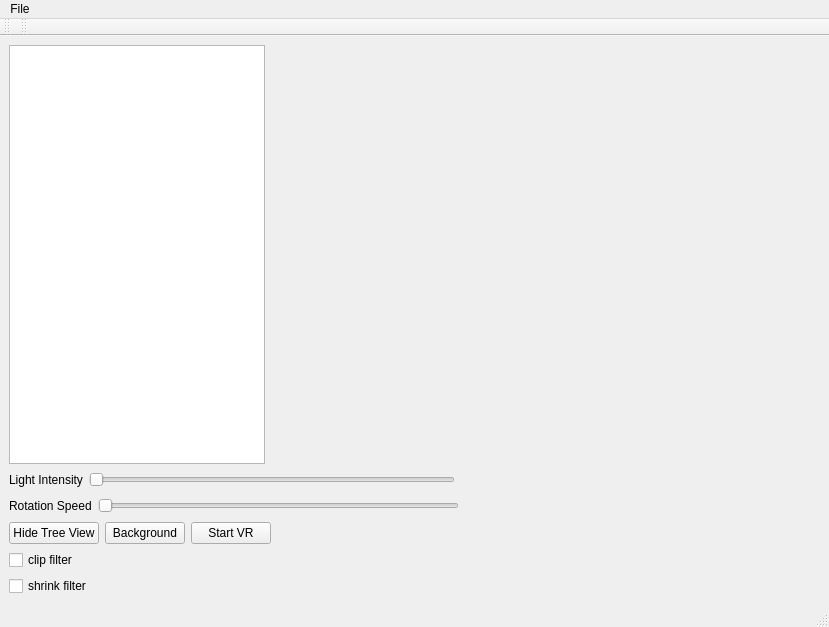
Before: the Qt Designer form GUI/mainwindow.ui in ninyo999/2024_EEEE2076_GROUP6, drawn with Qt 5.
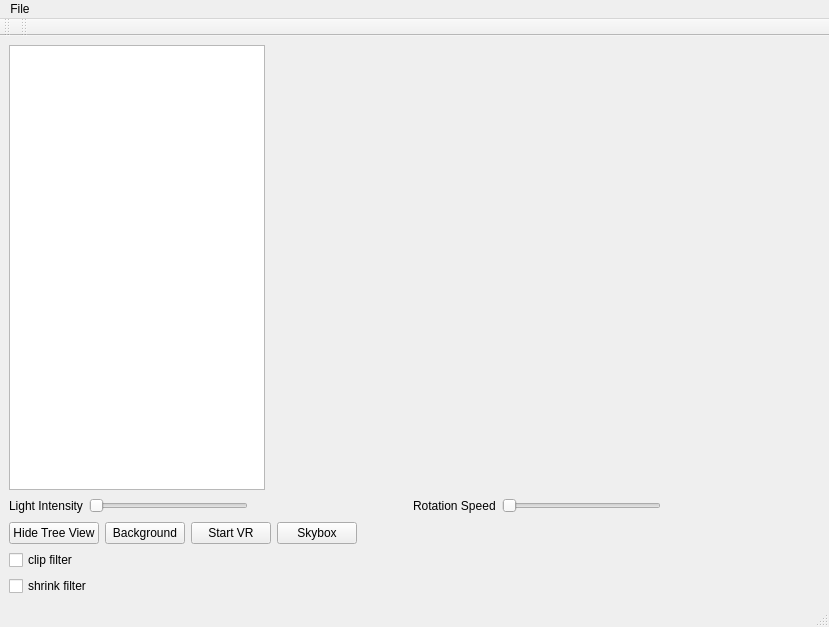
After: the same form once the commit is applied. Icons and pictures are not drawn. Custom widgets are drawn as their Qt base class.

Patch:
```diff
--- a/GUI/mainwindow.ui
+++ b/GUI/mainwindow.ui
@@ -43,7 +43,7 @@
      </layout>
     </item>
     <item>
-     <layout class="QHBoxLayout" name="horizontalLayout_4">
+     <layout class="QHBoxLayout" name="horizontalLayout_3">
       <item>
        <widget class="QLabel" name="label">
         <property name="text">
@@ -52,8 +52,6 @@
        </widget>
       </item>
       <item>
-       <layout class="QHBoxLayout" name="horizontalLayout_3">
-        <item>
          <widget class="QSlider" name="horizontalSlider">
           <property name="maximum">
            <number>100</number>
@@ -76,12 +74,6 @@
           </property>
          </spacer>
         </item>
-       </layout>
-      </item>
-     </layout>
-    </item>
-    <item>
-     <layout class="QHBoxLayout" name="horizontalLayout_5">
       <item>
        <widget class="QLabel" name="label_2">
         <property name="text">
@@ -91,6 +83,9 @@
       </item>
       <item>
        <widget class="QSlider" name="horizontalSlider_2">
+        <property name="maximum">
+         <number>50</number>
+        </property>
         <property name="orientation">
          <enum>Qt::Orientation::Horizontal</enum>
         </property>
@@ -134,6 +129,13 @@
         </property>
        </widget>
       </item>
+      <item>
+       <widget class="QPushButton" name="SkyboxButton">
+        <property name="text">
+         <string>Skybox</string>
+        </property>
+       </widget>
+      </item>
       <item>
        <spacer name="horizontalSpacer">
         <property name="orientation">
```
Lines whose indentation alone changed are shown as unchanged.
